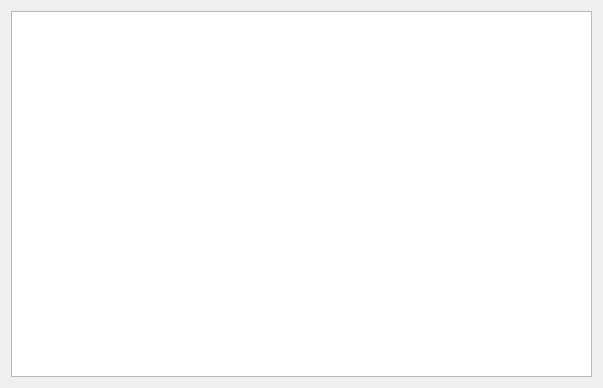
diegomazala/NCam, file src/Lens/LensWidget.ui: the form before one commit.
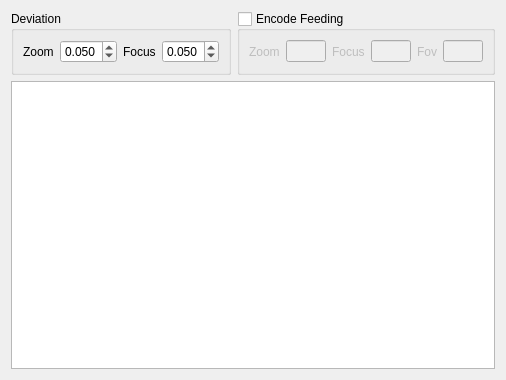
The form after the commit.

Commit message: Versão com instalador para NCamLensTable

```diff
--- a/src/Lens/LensWidget.ui
+++ b/src/Lens/LensWidget.ui
@@ -6,16 +6,179 @@
    <rect>
     <x>0</x>
     <y>0</y>
-    <width>603</width>
-    <height>388</height>
+    <width>506</width>
+    <height>380</height>
    </rect>
   </property>
+  <property name="minimumSize">
+   <size>
+    <width>506</width>
+    <height>380</height>
+   </size>
+  </property>
   <property name="windowTitle">
    <string>Lens Widget</string>
   </property>
-  <layout class="QGridLayout" name="gridLayout">
-   <item row="0" column="0">
-    <widget class="QTableWidget" name="tableWidget"/>
+  <property name="toolTip">
+   <string notr="true" extracomment="Turn on encode feeding"/>
+  </property>
+  <property name="toolTipDuration">
+   <number>-1</number>
+  </property>
+  <layout class="QVBoxLayout" name="verticalLayout">
+   <item>
+    <layout class="QHBoxLayout" name="horizontalLayout_8">
+     <item>
+      <widget class="QGroupBox" name="deviationGroupBox">
+       <property name="title">
+        <string>Deviation</string>
+       </property>
+       <layout class="QHBoxLayout" name="horizontalLayout_3">
+        <item>
+         <layout class="QHBoxLayout" name="horizontalLayout">
+          <item>
+           <widget class="QLabel" name="zoomLabel">
+            <property name="text">
+             <string>Zoom</string>
+            </property>
+           </widget>
+          </item>
+          <item>
+           <widget class="QDoubleSpinBox" name="zoomSpinBox">
+            <property name="decimals">
+             <number>3</number>
+            </property>
+            <property name="maximum">
+             <double>1.000000000000000</double>
+            </property>
+            <property name="singleStep">
+             <double>0.010000000000000</double>
+            </property>
+            <property name="value">
+             <double>0.050000000000000</double>
+            </property>
+           </widget>
+          </item>
+         </layout>
+        </item>
+        <item>
+         <layout class="QHBoxLayout" name="horizontalLayout_2">
+          <item>
+           <widget class="QLabel" name="focusLabel">
+            <property name="text">
+             <string>Focus</string>
+            </property>
+           </widget>
+          </item>
+          <item>
+           <widget class="QDoubleSpinBox" name="focusSpinBox">
+            <property name="prefix">
+             <string/>
+            </property>
+            <property name="decimals">
+             <number>3</number>
+            </property>
+            <property name="maximum">
+             <double>1.000000000000000</double>
+            </property>
+            <property name="singleStep">
+             <double>0.010000000000000</double>
+            </property>
+            <property name="value">
+             <double>0.050000000000000</double>
+            </property>
+           </widget>
+          </item>
+         </layout>
+        </item>
+       </layout>
+       <zorder>focusSpinBox</zorder>
+       <zorder>focusSpinBox</zorder>
+       <zorder>zoomSpinBox</zorder>
+       <zorder>zoomLabel</zorder>
+       <zorder>focusLabel</zorder>
+      </widget>
+     </item>
+     <item>
+      <widget class="QGroupBox" name="encodeFeedingGroupBox">
+       <property name="title">
+        <string>Encode Feeding</string>
+       </property>
+       <property name="checkable">
+        <bool>true</bool>
+       </property>
+       <property name="checked">
+        <bool>false</bool>
+       </property>
+       <layout class="QHBoxLayout" name="horizontalLayout_7">
+        <item>
+         <layout class="QHBoxLayout" name="horizontalLayout_4">
+          <item>
+           <widget class="QLabel" name="zoomEncoderLabel">
+            <property name="text">
+             <string>Zoom</string>
+            </property>
+           </widget>
+          </item>
+          <item>
+           <widget class="QLineEdit" name="zoomEncoderLineEdit">
+            <property name="readOnly">
+             <bool>true</bool>
+            </property>
+           </widget>
+          </item>
+         </layout>
+        </item>
+        <item>
+         <layout class="QHBoxLayout" name="horizontalLayout_5">
+          <item>
+           <widget class="QLabel" name="focusEncoderLabel">
+            <property name="text">
+             <string>Focus</string>
+            </property>
+           </widget>
+          </item>
+          <item>
+           <widget class="QLineEdit" name="focusEncoderLineEdit">
+            <property name="readOnly">
+             <bool>true</bool>
+            </property>
+           </widget>
+          </item>
+         </layout>
+        </item>
+        <item>
+         <layout class="QHBoxLayout" name="horizontalLayout_6">
+          <item>
+           <widget class="QLabel" name="fovEncoderLabel">
+            <property name="text">
+             <string>Fov</string>
+            </property>
+           </widget>
+          </item>
+          <item>
+           <widget class="QLineEdit" name="fovEncoderLineEdit">
+            <property name="readOnly">
+             <bool>true</bool>
+            </property>
+           </widget>
+          </item>
+         </layout>
+        </item>
+       </layout>
+      </widget>
+     </item>
+    </layout>
+   </item>
+   <item>
+    <widget class="QTableWidget" name="tableWidget">
+     <property name="toolTip">
+      <string notr="true" extracomment="Turn on encode feeding"/>
+     </property>
+     <property name="rowCount">
+      <number>0</number>
+     </property>
+    </widget>
    </item>
   </layout>
  </widget>
```
Left out of the diff: 92 changed lines with no effect on the pictures. The commit also changes 17 other files.
